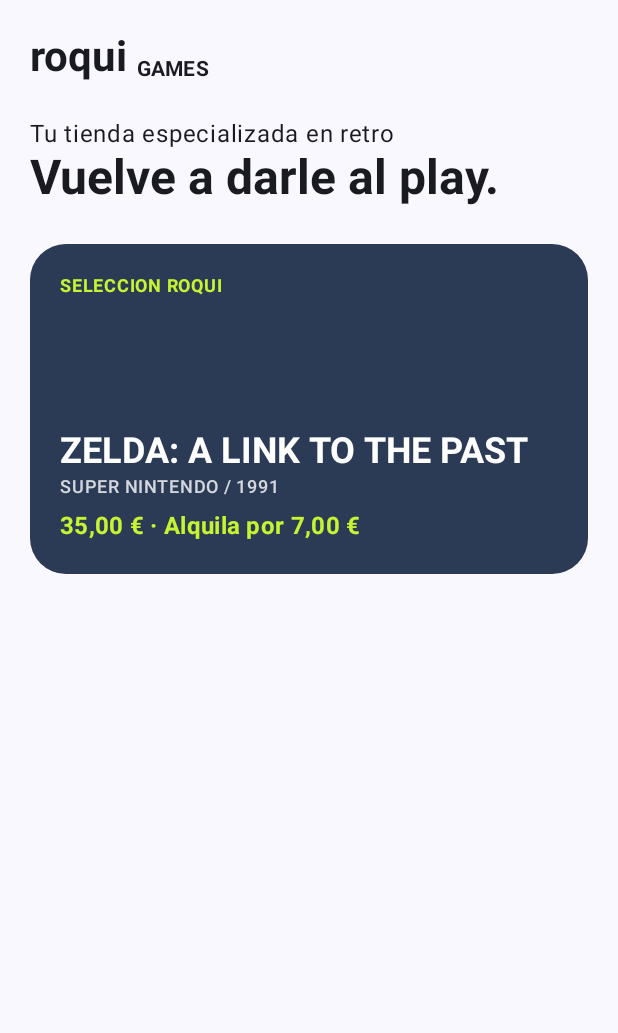
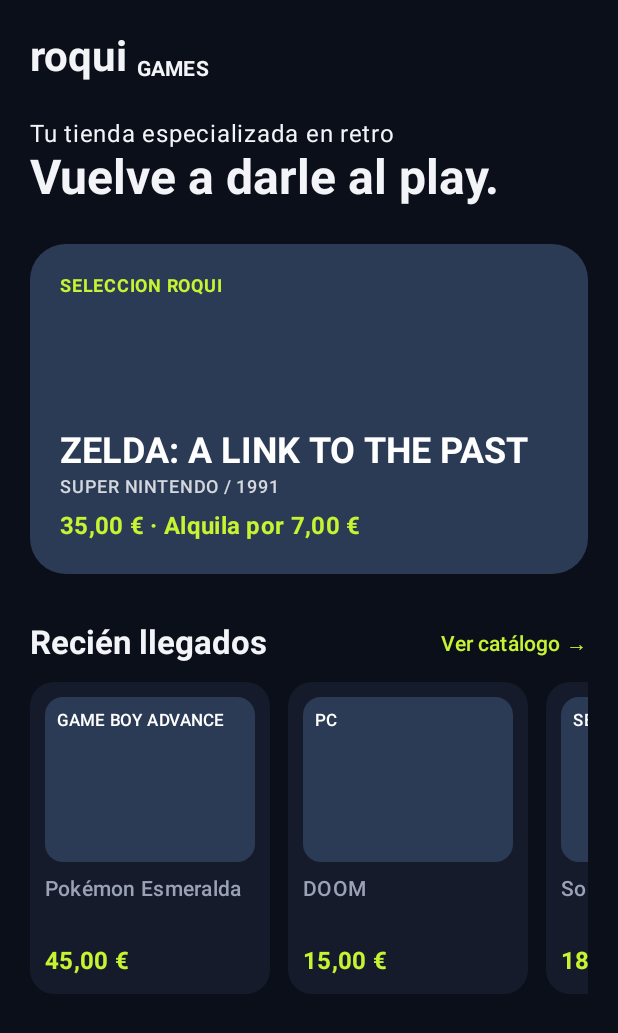
Before and after one commit to Adrian0519/RoquiGames, an Android app built with Jetpack Compose: the screen it shows after launch (MainActivity), on a phone screen of 412 x 824 dp. Shown: the top 1033 px of the screen. Run offline under Robolectric (Android 15) with nearby library versions, the phone set to English and light mode, and no system bars.

Commit message:
Pantalla de inicio sin funcionalidad

```diff
--- a/app/build.gradle.kts
+++ b/app/build.gradle.kts
@@ -54,4 +54,5 @@ dependencies {
     debugImplementation(libs.androidx.compose.ui.test.manifest)
     debugImplementation(libs.androidx.compose.ui.tooling)
     implementation(libs.androidx.navigation.compose)
+    implementation(libs.androidx.compose.material.icons.core)
 }
--- a/app/src/main/java/com/example/myapplication/screens/InicioScreen.kt
+++ b/app/src/main/java/com/example/myapplication/screens/InicioScreen.kt
@@ -1,6 +1,7 @@
 package com.example.myapplication.screens
 
 import androidx.compose.foundation.background
+import androidx.compose.foundation.layout.Arrangement
 import androidx.compose.foundation.layout.Box
 import androidx.compose.foundation.layout.Column
 import androidx.compose.foundation.layout.Row
@@ -10,6 +11,7 @@ import androidx.compose.foundation.layout.fillMaxWidth
 import androidx.compose.foundation.layout.height
 import androidx.compose.foundation.layout.padding
 import androidx.compose.foundation.layout.width
+import androidx.compose.foundation.lazy.LazyRow
 import androidx.compose.foundation.rememberScrollState
 import androidx.compose.foundation.shape.RoundedCornerShape
 import androidx.compose.foundation.verticalScroll
@@ -19,9 +21,12 @@ import androidx.compose.material3.Text
 import androidx.compose.runtime.Composable
 import androidx.compose.ui.Alignment
 import androidx.compose.ui.Modifier
+import androidx.compose.ui.draw.clip
 import androidx.compose.ui.graphics.Color
 import androidx.compose.ui.text.font.FontWeight
+import androidx.compose.ui.text.style.TextOverflow
 import androidx.compose.ui.unit.dp
+import androidx.compose.foundation.lazy.items
 
 @Composable
 fun InicioScreen(modifier: Modifier = Modifier) {
@@ -60,6 +65,25 @@ fun InicioScreen(modifier: Modifier = Modifier) {
             precioCompra = "35,00 €",
             precioAlquiler = "7,00 €"
         )
+
+        Spacer(modifier = Modifier.height(32.dp))
+
+        Row(
+            modifier = Modifier.fillMaxWidth(),
+            horizontalArrangement = Arrangement.SpaceBetween,
+            verticalAlignment = Alignment.CenterVertically
+        ) {
+            Text("Recién llegados", style = MaterialTheme.typography.titleLarge, fontWeight = FontWeight.Bold)
+            Text("Ver catálogo →", style = MaterialTheme.typography.labelLarge, color = Color(0xFFC6F432))
+        }
+
+        Spacer(modifier = Modifier.height(12.dp))
+
+        LazyRow(horizontalArrangement = Arrangement.spacedBy(12.dp)) {
+            items(recienLlegados) { juego ->
+                TarjetaJuego(juego)
+            }
+        }
     }
 }
 
@@ -116,3 +140,63 @@ private fun JuegoDestacado(
         }
     }
 }
+
+@Composable
+private fun TarjetaJuego(juego: JuegoResumen) {
+    Card(
+        modifier = Modifier.width(160.dp),
+        shape = RoundedCornerShape(16.dp)
+    ) {
+        Column(modifier = Modifier.padding(10.dp)) {
+            // Hueco de la imagen, con la plataforma encima
+            Box(
+                modifier = Modifier
+                    .fillMaxWidth()
+                    .height(110.dp)
+                    .clip(RoundedCornerShape(12.dp))
+                    .background(Color(0xFF2B3A55))
+                    .padding(8.dp)
+            ) {
+                Text(
+                    text = juego.plataforma.uppercase(),
+                    style = MaterialTheme.typography.labelSmall,
+                    color = Color.White,
+                    maxLines = 1
+                )
+            }
+
+            Spacer(modifier = Modifier.height(8.dp))
+
+            Text(
+                text = juego.titulo,
+                style = MaterialTheme.typography.bodyMedium,
+                fontWeight = FontWeight.SemiBold,
+                minLines = 2,
+                maxLines = 2,
+                overflow = TextOverflow.Ellipsis
+            )
+
+            Spacer(modifier = Modifier.height(6.dp))
+
+            Text(
+                text = juego.precioCompra,
+                style = MaterialTheme.typography.titleMedium,
+                fontWeight = FontWeight.Bold,
+                color = Color(0xFFC6F432)
+            )
+        }
+    }
+}
+
+data class JuegoResumen(
+    val titulo: String,
+    val plataforma: String,
+    val precioCompra: String
+)
+
+private val recienLlegados = listOf(
+    JuegoResumen("Pokémon Esmeralda", "Game Boy Advance", "45,00 €"),
+    JuegoResumen("DOOM", "PC", "15,00 €"),
+    JuegoResumen("Sonic the Hedgehog", "Sega Mega Drive", "18,00 €"),
+    JuegoResumen("GTA: San Andreas", "PlayStation 2", "20,00 €")
+)
--- a/app/src/main/java/com/example/myapplication/ui/theme/Color.kt
+++ b/app/src/main/java/com/example/myapplication/ui/theme/Color.kt
@@ -2,10 +2,9 @@ package com.example.myapplication.ui.theme
 
 import androidx.compose.ui.graphics.Color
 
-val Purple80 = Color(0xFFD0BCFF)
-val PurpleGrey80 = Color(0xFFCCC2DC)
-val Pink80 = Color(0xFFEFB8C8)
-
-val Purple40 = Color(0xFF6650a4)
-val PurpleGrey40 = Color(0xFF625b71)
-val Pink40 = Color(0xFF7D5260)
+val RoquiFondo = Color(0xFF0B0F1A)
+val RoquiSuperficie = Color(0xFF151B2B)
+val RoquiHueco = Color(0xFF2B3A55)
+val RoquiLima = Color(0xFFC6F432)
+val RoquiTexto = Color(0xFFF2F4F8)
+val RoquiTextoSecundario = Color(0xFF9AA3B5)
--- a/app/src/main/java/com/example/myapplication/ui/theme/Theme.kt
+++ b/app/src/main/java/com/example/myapplication/ui/theme/Theme.kt
@@ -1,57 +1,25 @@
 package com.example.myapplication.ui.theme
 
-import android.app.Activity
-import android.os.Build
-import androidx.compose.foundation.isSystemInDarkTheme
 import androidx.compose.material3.MaterialTheme
 import androidx.compose.material3.darkColorScheme
-import androidx.compose.material3.dynamicDarkColorScheme
-import androidx.compose.material3.dynamicLightColorScheme
-import androidx.compose.material3.lightColorScheme
 import androidx.compose.runtime.Composable
-import androidx.compose.ui.platform.LocalContext
 
-private val DarkColorScheme = darkColorScheme(
-    primary = Purple80,
-    secondary = PurpleGrey80,
-    tertiary = Pink80
-)
-
-private val LightColorScheme = lightColorScheme(
-    primary = Purple40,
-    secondary = PurpleGrey40,
-    tertiary = Pink40
-
-    /* Other default colors to override
-    background = Color(0xFFFFFBFE),
-    surface = Color(0xFFFFFBFE),
-    onPrimary = Color.White,
-    onSecondary = Color.White,
-    onTertiary = Color.White,
-    onBackground = Color(0xFF1C1B1F),
-    onSurface = Color(0xFF1C1B1F),
-    */
+private val RoquiColorScheme = darkColorScheme(
+    primary = RoquiLima,
+    onPrimary = RoquiFondo,
+    background = RoquiFondo,
+    onBackground = RoquiTexto,
+    surface = RoquiFondo,
+    onSurface = RoquiTexto,
+    surfaceVariant = RoquiSuperficie,
+    onSurfaceVariant = RoquiTextoSecundario,
+    surfaceContainerHighest = RoquiSuperficie
 )
 
 @Composable
-fun MyApplicationTheme(
-    darkTheme: Boolean = isSystemInDarkTheme(),
-    // Dynamic color is available on Android 12+
-    dynamicColor: Boolean = true,
-    content: @Composable () -> Unit
-) {
-    val colorScheme = when {
-        dynamicColor && Build.VERSION.SDK_INT >= Build.VERSION_CODES.S -> {
-            val context = LocalContext.current
-            if (darkTheme) dynamicDarkColorScheme(context) else dynamicLightColorScheme(context)
-        }
-
-        darkTheme -> DarkColorScheme
-        else -> LightColorScheme
-    }
-
+fun MyApplicationTheme(content: @Composable () -> Unit) {
     MaterialTheme(
-        colorScheme = colorScheme,
+        colorScheme = RoquiColorScheme,
         typography = Typography,
         content = content
     )
--- a/gradle/libs.versions.toml
+++ b/gradle/libs.versions.toml
@@ -26,6 +26,7 @@ androidx-compose-ui-test-manifest = { group = "androidx.compose.ui", name = "ui-
 androidx-compose-ui-test-junit4 = { group = "androidx.compose.ui", name = "ui-test-junit4" }
 androidx-compose-material3 = { group = "androidx.compose.material3", name = "material3" }
 androidx-navigation-compose = { group = "androidx.navigation", name = "navigation-compose", version.ref = "navigationCompose" }
+androidx-compose-material-icons-core = { group = "androidx.compose.material", name = "material-icons-core" }
 
 [plugins]
 android-application = { id = "com.android.application", version.ref = "agp" }
```
